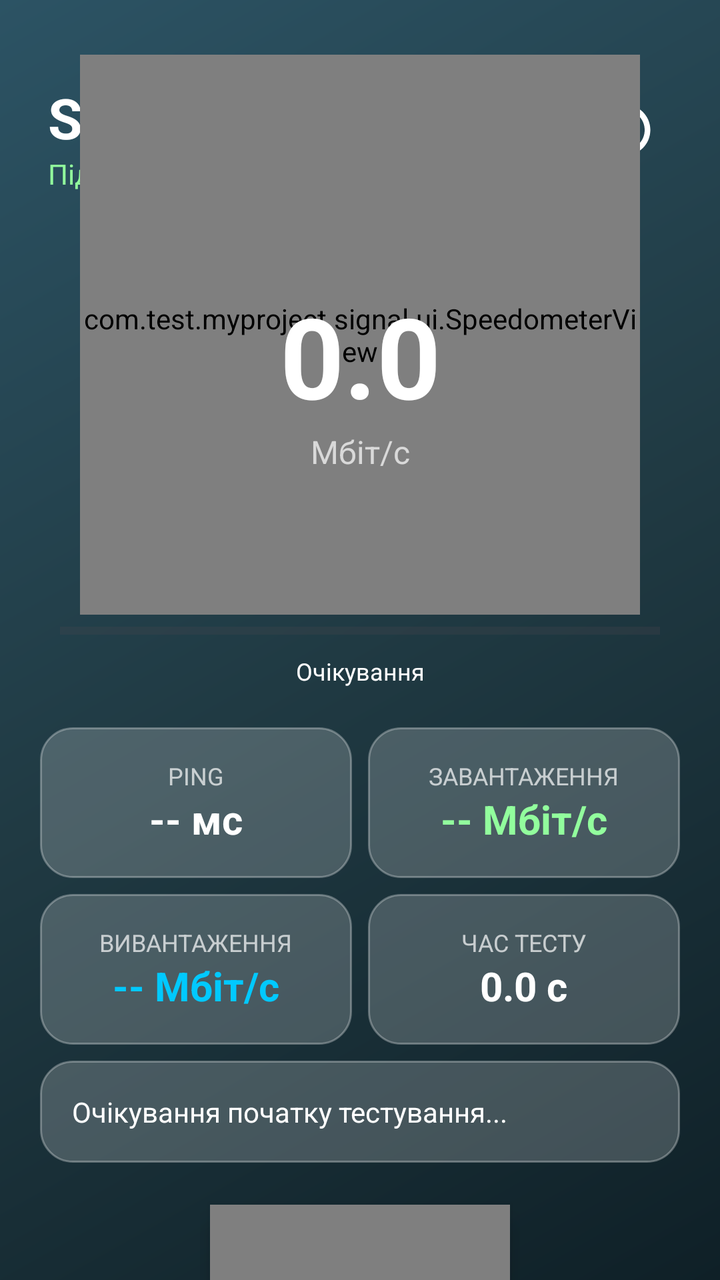
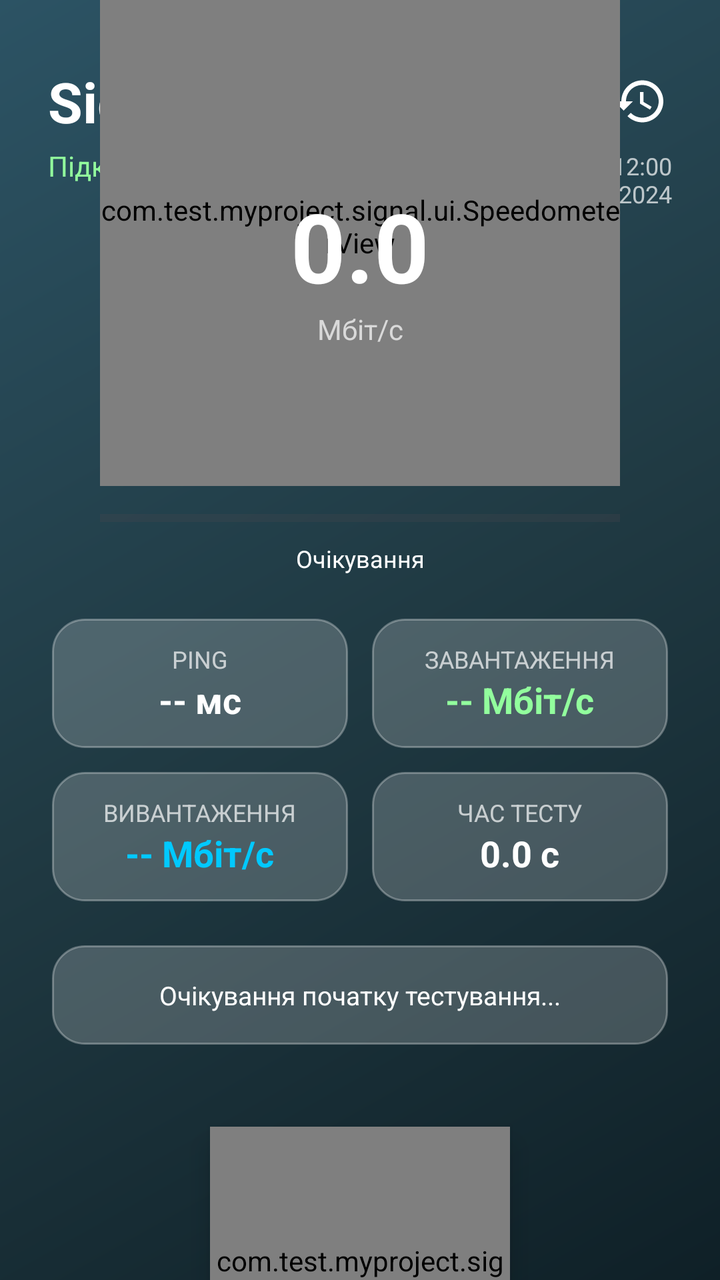

An Android layout rendered at two revisions. The XML below is the earlier revision; the diff shows what the commit changed to produce the second picture.
<!-- AndroidManifest.xml: application theme Theme.Signal -->
<!-- res/layout/activity_main.xml -->
<?xml version="1.0" encoding="utf-8"?>
<androidx.constraintlayout.widget.ConstraintLayout xmlns:android="http://schemas.android.com/apk/res/android"
    xmlns:app="http://schemas.android.com/apk/res-auto"
    xmlns:tools="http://schemas.android.com/tools"
    android:layout_width="match_parent"
    android:layout_height="match_parent"
    android:animateLayoutChanges="true"
    android:background="@drawable/gradient_background"
    tools:context=".ui.MainActivity">

    
    <TextView
        android:id="@+id/tvAppTitle"
        android:layout_width="wrap_content"
        android:layout_height="wrap_content"
        android:layout_marginStart="24dp"
        android:layout_marginTop="40dp"
        android:text="Signal"
        android:textColor="#FFFFFF"
        android:textSize="28sp"
        android:textStyle="bold"
        app:layout_constraintStart_toStartOf="parent"
        app:layout_constraintTop_toTopOf="parent" />

    <TextView
        android:id="@+id/tvNetworkType"
        android:layout_width="wrap_content"
        android:layout_height="wrap_content"
        android:text="Підключення: Перевірка..."
        android:textColor="#92FE9D"
        android:textSize="14sp"
        app:layout_constraintStart_toStartOf="@+id/tvAppTitle"
        app:layout_constraintTop_toBottomOf="@+id/tvAppTitle" />

    <ImageView
        android:id="@+id/btnHistory"
        android:layout_width="50dp"
        android:layout_height="50dp"
        android:layout_marginTop="40dp"
        android:layout_marginEnd="24dp"
        android:background="?attr/selectableItemBackgroundBorderless"
        android:clickable="true"
        android:focusable="true"
        android:padding="8dp"
        android:src="@drawable/ic_history"
        app:layout_constraintEnd_toEndOf="parent"
        app:layout_constraintTop_toTopOf="parent"
        app:tint="#FFFFFF" />

    <TextView
        android:id="@+id/tvDateTime"
        android:layout_width="wrap_content"
        android:layout_height="wrap_content"
        android:layout_marginEnd="16dp"
        android:gravity="end"
        android:text="12:00\n01.01.2024"
        android:textColor="#B3FFFFFF"
        android:textSize="14sp"
        app:layout_constraintBottom_toBottomOf="@+id/btnHistory"
        app:layout_constraintEnd_toStartOf="@+id/btnHistory"
        app:layout_constraintTop_toTopOf="@+id/btnHistory" />

    

    <FrameLayout
        android:id="@+id/speedometerContainer"
        android:layout_width="280dp"
        android:layout_height="280dp"
        android:layout_marginTop="80dp"
        app:layout_constraintBottom_toTopOf="@+id/progressBarTest"
        app:layout_constraintEnd_toEndOf="parent"
        app:layout_constraintStart_toStartOf="parent"
        app:layout_constraintTop_toBottomOf="@+id/tvNetworkType">

        <com.test.myproject.signal.ui.SpeedometerView
            android:id="@+id/speedometerView"
            android:layout_width="match_parent"
            android:layout_height="match_parent" />

        <androidx.constraintlayout.widget.ConstraintLayout
            android:layout_width="match_parent"
            android:layout_height="match_parent">

            <TextView
                android:id="@+id/tvCurrentSpeed"
                android:layout_width="wrap_content"
                android:layout_height="wrap_content"
                android:text="0.0"
                android:textColor="#FFFFFF"
                android:textSize="56sp"
                android:textStyle="bold"
                app:layout_constraintBottom_toBottomOf="parent"
                app:layout_constraintEnd_toEndOf="parent"
                app:layout_constraintStart_toStartOf="parent"
                app:layout_constraintTop_toTopOf="parent"
                app:layout_constraintVertical_bias="0.55" />

            <TextView
                android:id="@+id/tvSpeedUnit"
                android:layout_width="wrap_content"
                android:layout_height="wrap_content"
                android:text="Мбіт/с"
                android:textColor="#B3FFFFFF"
                android:textSize="16sp"
                app:layout_constraintEnd_toEndOf="@+id/tvCurrentSpeed"
                app:layout_constraintStart_toStartOf="@+id/tvCurrentSpeed"
                app:layout_constraintTop_toBottomOf="@+id/tvCurrentSpeed" />
        </androidx.constraintlayout.widget.ConstraintLayout>
    </FrameLayout>

    <ProgressBar
        android:id="@+id/progressBarTest"
        style="?android:attr/progressBarStyleHorizontal"
        android:layout_width="300dp"
        android:layout_height="wrap_content"
        android:layout_marginTop="0dp"
        android:max="100"
        android:progress="0"
        android:progressTint="#00C9FF"
        app:layout_constraintBottom_toTopOf="@+id/tvTestState"
        app:layout_constraintEnd_toEndOf="parent"
        app:layout_constraintStart_toStartOf="parent"
        app:layout_constraintTop_toBottomOf="@+id/speedometerContainer" />

    <TextView
        android:id="@+id/tvTestState"
        android:layout_width="wrap_content"
        android:layout_height="wrap_content"
        android:layout_marginTop="4dp"
        android:text="Очікування"
        android:textColor="#FFFFFF"
        android:textSize="12sp"
        app:layout_constraintBottom_toTopOf="@+id/gridResults"
        app:layout_constraintEnd_toEndOf="parent"
        app:layout_constraintStart_toStartOf="parent"
        app:layout_constraintTop_toBottomOf="@id/progressBarTest" />

    <GridLayout
        android:id="@+id/gridResults"
        android:layout_width="match_parent"
        android:layout_height="wrap_content"
        android:layout_marginHorizontal="16dp"
        android:layout_marginTop="16dp"
        android:columnCount="2"
        android:rowCount="2"
        app:layout_constraintBottom_toTopOf="@+id/tvConclusion"
        app:layout_constraintTop_toBottomOf="@+id/tvTestState">

        <LinearLayout
            android:layout_width="0dp"
            android:layout_height="wrap_content"
            android:layout_rowWeight="1"
            android:layout_columnWeight="1"
            android:layout_margin="4dp"
            android:background="@drawable/card_background"
            android:gravity="center"
            android:orientation="vertical"
            android:padding="16dp">
            <TextView
                android:layout_width="wrap_content"
                android:layout_height="wrap_content"
                android:text="PING"
                android:textColor="#B3FFFFFF"
                android:textSize="12sp" />
            <TextView
                android:id="@+id/tvPing"
                android:layout_width="wrap_content"
                android:layout_height="wrap_content"
                android:text="-- мс"
                android:textColor="#FFFFFF"
                android:textSize="20sp"
                android:textStyle="bold" />
        </LinearLayout>

        <LinearLayout
            android:layout_width="0dp"
            android:layout_height="wrap_content"
            android:layout_rowWeight="1"
            android:layout_columnWeight="1"
            android:layout_margin="4dp"
            android:background="@drawable/card_background"
            android:gravity="center"
            android:orientation="vertical"
            android:padding="16dp">
            <TextView
                android:layout_width="wrap_content"
                android:layout_height="wrap_content"
                android:text="ЗАВАНТАЖЕННЯ"
                android:textColor="#B3FFFFFF"
                android:textSize="12sp" />
            <TextView
                android:id="@+id/tvDownload"
                android:layout_width="wrap_content"
                android:layout_height="wrap_content"
                android:text="-- Мбіт/с"
                android:textColor="#92FE9D"
                android:textSize="20sp"
                android:textStyle="bold" />
        </LinearLayout>

        <LinearLayout
            android:layout_width="0dp"
            android:layout_height="wrap_content"
            android:layout_rowWeight="1"
            android:layout_columnWeight="1"
            android:layout_margin="4dp"
            android:background="@drawable/card_background"
            android:gravity="center"
            android:orientation="vertical"
            android:padding="16dp">
            <TextView
                android:layout_width="wrap_content"
                android:layout_height="wrap_content"
                android:text="ВИВАНТАЖЕННЯ"
                android:textColor="#B3FFFFFF"
                android:textSize="12sp" />
            <TextView
                android:id="@+id/tvUpload"
                android:layout_width="wrap_content"
                android:layout_height="wrap_content"
                android:text="-- Мбіт/с"
                android:textColor="#00C9FF"
                android:textSize="20sp"
                android:textStyle="bold" />
        </LinearLayout>

        <LinearLayout
            android:layout_width="0dp"
            android:layout_height="wrap_content"
            android:layout_rowWeight="1"
            android:layout_columnWeight="1"
            android:layout_margin="4dp"
            android:background="@drawable/card_background"
            android:gravity="center"
            android:orientation="vertical"
            android:padding="16dp">
            <TextView
                android:layout_width="wrap_content"
                android:layout_height="wrap_content"
                android:text="ЧАС ТЕСТУ"
                android:textColor="#B3FFFFFF"
                android:textSize="12sp" />
            <TextView
                android:id="@+id/tvDuration"
                android:layout_width="wrap_content"
                android:layout_height="wrap_content"
                android:text="0.0 с"
                android:textColor="#FFFFFF"
                android:textSize="20sp"
                android:textStyle="bold" />
        </LinearLayout>
    </GridLayout>

    <TextView
        android:id="@+id/tvConclusion"
        android:layout_width="match_parent"
        android:layout_height="wrap_content"
        android:layout_marginHorizontal="20dp"
        android:layout_marginTop="4dp"
        android:background="@drawable/card_background"
        android:padding="16dp"
        android:text="Очікування початку тестування..."
        android:textColor="#FFFFFF"
        android:textSize="14sp"
        app:layout_constraintBottom_toTopOf="@+id/btnStartContainer"
        app:layout_constraintTop_toBottomOf="@+id/gridResults" />

    
    <FrameLayout
        android:id="@+id/btnStartContainer"
        android:layout_width="160dp"
        android:layout_height="160dp"
        android:layout_marginTop="16dp"
        android:layout_marginBottom="32dp"
        app:layout_constraintBottom_toBottomOf="parent"
        app:layout_constraintEnd_toEndOf="parent"
        app:layout_constraintStart_toStartOf="parent"
        app:layout_constraintTop_toBottomOf="@+id/tvConclusion">

        <com.test.myproject.signal.ui.LiquidButtonView
            android:id="@+id/btnStartTest"
            android:layout_width="150dp"
            android:layout_height="150dp"
            android:layout_gravity="center"
            android:elevation="8dp" />
    </FrameLayout>

</androidx.constraintlayout.widget.ConstraintLayout>
<!-- resources referenced by this layout -->
<resources>
  <!-- drawable card_background (drawable) -->
  <?xml version="1.0" encoding="utf-8"?>
  <shape xmlns:android="http://schemas.android.com/apk/res/android">
      <solid android:color="#33FFFFFF" /> 
      <corners android:radius="16dp" />
      <stroke android:width="1dp" android:color="#4DFFFFFF" />
  </shape>
  <!-- drawable gradient_background (drawable) -->
  <?xml version="1.0" encoding="utf-8"?>
  <shape xmlns:android="http://schemas.android.com/apk/res/android">
      <gradient
          android:angle="135"
          android:startColor="#0F2027"
          android:centerColor="#203A43"
          android:endColor="#2C5364"
          android:type="linear" />
  </shape>
  <!-- drawable ic_history (drawable) -->
  <vector xmlns:android="http://schemas.android.com/apk/res/android"
      android:width="24dp"
      android:height="24dp"
      android:viewportWidth="24"
      android:viewportHeight="24"
      android:tint="#FFFFFF">
      <path
          android:fillColor="@android:color/white"
          android:pathData="M13,3c-4.97,0 -9,4.03 -9,9L1,12l3.89,3.89l0.07,0.14L9,12H6c0,-3.87 3.13,-7 7,-7s7,3.13 7,7 -3.13,7 -7,7c-1.93,0 -3.68,-0.79 -4.94,-2.06l-1.42,1.42C8.27,19.99 10.51,21 13,21c4.97,0 9,-4.03 9,-9s-4.03,-9 -9,-9zM12,8v5l4.28,2.54 0.72,-1.21 -3.5,-2.08V8H12z"/>
  </vector>
  <style name="Theme.Signal" parent="Base.Theme.Signal" />
  <style name="Base.Theme.Signal" parent="Theme.Material3.DayNight.NoActionBar">
          
          
      </style>
</resources>

<!-- the commit's change to res/layout/activity_main.xml (unified diff, before → after) -->
@@ -11,66 +11,83 @@
     
     <TextView
         android:id="@+id/tvAppTitle"
-        android:layout_width="wrap_content"
+        android:layout_width="0dp"
         android:layout_height="wrap_content"
         android:layout_marginStart="24dp"
-        android:layout_marginTop="40dp"
+        android:layout_marginTop="32dp"
         android:text="Signal"
         android:textColor="#FFFFFF"
         android:textSize="28sp"
         android:textStyle="bold"
+        app:layout_constraintEnd_toStartOf="@+id/btnRefresh"
         app:layout_constraintStart_toStartOf="parent"
         app:layout_constraintTop_toTopOf="parent" />
 
     <TextView
         android:id="@+id/tvNetworkType"
-        android:layout_width="wrap_content"
-        android:layout_height="wrap_content"
+        android:layout_width="0dp"
+        android:layout_height="wrap_content"
+        android:layout_marginTop="4dp"
         android:text="Підключення: Перевірка..."
         android:textColor="#92FE9D"
         android:textSize="14sp"
+        app:layout_constraintEnd_toStartOf="@+id/tvDateTime"
         app:layout_constraintStart_toStartOf="@+id/tvAppTitle"
         app:layout_constraintTop_toBottomOf="@+id/tvAppTitle" />
 
     <ImageView
         android:id="@+id/btnHistory"
-        android:layout_width="50dp"
-        android:layout_height="50dp"
-        android:layout_marginTop="40dp"
-        android:layout_marginEnd="24dp"
+        android:layout_width="48dp"
+        android:layout_height="48dp"
+        android:layout_marginEnd="16dp"
         android:background="?attr/selectableItemBackgroundBorderless"
         android:clickable="true"
         android:focusable="true"
-        android:padding="8dp"
+        android:padding="10dp"
         android:src="@drawable/ic_history"
-        app:layout_constraintEnd_toEndOf="parent"
-        app:layout_constraintTop_toTopOf="parent"
+        app:layout_constraintBottom_toBottomOf="@+id/tvAppTitle"
+        app:layout_constraintEnd_toEndOf="parent"
+        app:layout_constraintTop_toTopOf="@+id/tvAppTitle"
+        app:tint="#FFFFFF" />
+
+    <ImageView
+        android:id="@+id/btnRefresh"
+        android:layout_width="48dp"
+        android:layout_height="48dp"
+        android:layout_marginEnd="4dp"
+        android:background="?attr/selectableItemBackgroundBorderless"
+        android:clickable="true"
+        android:focusable="true"
+        android:padding="10dp"
+        android:src="@drawable/ic_refresh"
+        app:layout_constraintBottom_toBottomOf="@+id/btnHistory"
+        app:layout_constraintEnd_toStartOf="@+id/btnHistory"
+        app:layout_constraintTop_toTopOf="@+id/btnHistory"
         app:tint="#FFFFFF" />
 
     <TextView
         android:id="@+id/tvDateTime"
         android:layout_width="wrap_content"
         android:layout_height="wrap_content"
-        android:layout_marginEnd="16dp"
+        android:layout_marginEnd="24dp"
         android:gravity="end"
         android:text="12:00\n01.01.2024"
         android:textColor="#B3FFFFFF"
-        android:textSize="14sp"
-        app:layout_constraintBottom_toBottomOf="@+id/btnHistory"
-        app:layout_constraintEnd_toStartOf="@+id/btnHistory"
-        app:layout_constraintTop_toTopOf="@+id/btnHistory" />
-
-    
-
+        android:textSize="12sp"
+        app:layout_constraintEnd_toEndOf="parent"
+        app:layout_constraintTop_toBottomOf="@+id/btnHistory" />
+
+    
     <FrameLayout
         android:id="@+id/speedometerContainer"
-        android:layout_width="280dp"
-        android:layout_height="280dp"
-        android:layout_marginTop="80dp"
+        android:layout_width="260dp"
+        android:layout_height="260dp"
+        android:layout_marginTop="16dp"
         app:layout_constraintBottom_toTopOf="@+id/progressBarTest"
         app:layout_constraintEnd_toEndOf="parent"
         app:layout_constraintStart_toStartOf="parent"
-        app:layout_constraintTop_toBottomOf="@+id/tvNetworkType">
+        app:layout_constraintTop_toBottomOf="@+id/tvDateTime"
+        app:layout_constraintVertical_chainStyle="packed">
 
         <com.test.myproject.signal.ui.SpeedometerView
             android:id="@+id/speedometerView"
@@ -87,7 +104,7 @@
                 android:layout_height="wrap_content"
                 android:text="0.0"
                 android:textColor="#FFFFFF"
-                android:textSize="56sp"
+                android:textSize="48sp"
                 android:textStyle="bold"
                 app:layout_constraintBottom_toBottomOf="parent"
                 app:layout_constraintEnd_toEndOf="parent"
@@ -101,7 +118,7 @@
                 android:layout_height="wrap_content"
                 android:text="Мбіт/с"
                 android:textColor="#B3FFFFFF"
-                android:textSize="16sp"
+                android:textSize="14sp"
                 app:layout_constraintEnd_toEndOf="@+id/tvCurrentSpeed"
                 app:layout_constraintStart_toStartOf="@+id/tvCurrentSpeed"
                 app:layout_constraintTop_toBottomOf="@+id/tvCurrentSpeed" />
@@ -111,9 +128,9 @@
     <ProgressBar
         android:id="@+id/progressBarTest"
         style="?android:attr/progressBarStyleHorizontal"
-        android:layout_width="300dp"
-        android:layout_height="wrap_content"
-        android:layout_marginTop="0dp"
+        android:layout_width="260dp"
+        android:layout_height="wrap_content"
+        android:layout_marginTop="8dp"
         android:max="100"
         android:progress="0"
         android:progressTint="#00C9FF"
@@ -127,6 +144,7 @@
         android:layout_width="wrap_content"
         android:layout_height="wrap_content"
         android:layout_marginTop="4dp"
+        android:layout_marginBottom="16dp"
         android:text="Очікування"
         android:textColor="#FFFFFF"
         android:textSize="12sp"
@@ -135,15 +153,18 @@
         app:layout_constraintStart_toStartOf="parent"
         app:layout_constraintTop_toBottomOf="@id/progressBarTest" />
 
+    
     <GridLayout
         android:id="@+id/gridResults"
         android:layout_width="match_parent"
         android:layout_height="wrap_content"
-        android:layout_marginHorizontal="16dp"
-        android:layout_marginTop="16dp"
+        android:layout_marginHorizontal="20dp"
+        android:layout_marginBottom="16dp"
         android:columnCount="2"
         android:rowCount="2"
         app:layout_constraintBottom_toTopOf="@+id/tvConclusion"
+        app:layout_constraintEnd_toEndOf="parent"
+        app:layout_constraintStart_toStartOf="parent"
         app:layout_constraintTop_toBottomOf="@+id/tvTestState">
 
         <LinearLayout
@@ -151,11 +172,12 @@
             android:layout_height="wrap_content"
             android:layout_rowWeight="1"
             android:layout_columnWeight="1"
-            android:layout_margin="4dp"
+            android:layout_margin="6dp"
             android:background="@drawable/card_background"
             android:gravity="center"
             android:orientation="vertical"
-            android:padding="16dp">
+            android:paddingVertical="12dp"
+            android:paddingHorizontal="8dp">
             <TextView
                 android:layout_width="wrap_content"
                 android:layout_height="wrap_content"
@@ -168,7 +190,7 @@
                 android:layout_height="wrap_content"
                 android:text="-- мс"
                 android:textColor="#FFFFFF"
-                android:textSize="20sp"
+                android:textSize="18sp"
                 android:textStyle="bold" />
         </LinearLayout>
 
@@ -177,11 +199,12 @@
             android:layout_height="wrap_content"
             android:layout_rowWeight="1"
             android:layout_columnWeight="1"
-            android:layout_margin="4dp"
+            android:layout_margin="6dp"
             android:background="@drawable/card_background"
             android:gravity="center"
             android:orientation="vertical"
-            android:padding="16dp">
+            android:paddingVertical="12dp"
+            android:paddingHorizontal="8dp">
             <TextView
                 android:layout_width="wrap_content"
                 android:layout_height="wrap_content"
@@ -194,7 +217,7 @@
                 android:layout_height="wrap_content"
                 android:text="-- Мбіт/с"
                 android:textColor="#92FE9D"
-                android:textSize="20sp"
+                android:textSize="18sp"
                 android:textStyle="bold" />
         </LinearLayout>
 
@@ -203,11 +226,12 @@
             android:layout_height="wrap_content"
             android:layout_rowWeight="1"
             android:layout_columnWeight="1"
-            android:layout_margin="4dp"
+            android:layout_margin="6dp"
             android:background="@drawable/card_background"
             android:gravity="center"
             android:orientation="vertical"
-            android:padding="16dp">
+            android:paddingVertical="12dp"
+            android:paddingHorizontal="8dp">
             <TextView
                 android:layout_width="wrap_content"
                 android:layout_height="wrap_content"
@@ -220,7 +244,7 @@
                 android:layout_height="wrap_content"
                 android:text="-- Мбіт/с"
                 android:textColor="#00C9FF"
-                android:textSize="20sp"
+                android:textSize="18sp"
                 android:textStyle="bold" />
         </LinearLayout>
 
@@ -229,11 +253,12 @@
             android:layout_height="wrap_content"
             android:layout_rowWeight="1"
             android:layout_columnWeight="1"
-            android:layout_margin="4dp"
+            android:layout_margin="6dp"
             android:background="@drawable/card_background"
             android:gravity="center"
             android:orientation="vertical"
-            android:padding="16dp">
+            android:paddingVertical="12dp"
+            android:paddingHorizontal="8dp">
             <TextView
                 android:layout_width="wrap_content"
                 android:layout_height="wrap_content"
@@ -246,32 +271,35 @@
                 android:layout_height="wrap_content"
                 android:text="0.0 с"
                 android:textColor="#FFFFFF"
-                android:textSize="20sp"
+                android:textSize="18sp"
                 android:textStyle="bold" />
         </LinearLayout>
     </GridLayout>
 
+    
     <TextView
         android:id="@+id/tvConclusion"
         android:layout_width="match_parent"
         android:layout_height="wrap_content"
-        android:layout_marginHorizontal="20dp"
-        android:layout_marginTop="4dp"
+        android:layout_marginHorizontal="26dp"
+        android:layout_marginBottom="16dp"
         android:background="@drawable/card_background"
         android:padding="16dp"
         android:text="Очікування початку тестування..."
         android:textColor="#FFFFFF"
-        android:textSize="14sp"
+        android:textSize="13sp"
+        android:gravity="center"
         app:layout_constraintBottom_toTopOf="@+id/btnStartContainer"
+        app:layout_constraintEnd_toEndOf="parent"
+        app:layout_constraintStart_toStartOf="parent"
         app:layout_constraintTop_toBottomOf="@+id/gridResults" />
 
     
     <FrameLayout
         android:id="@+id/btnStartContainer"
-        android:layout_width="160dp"
-        android:layout_height="160dp"
-        android:layout_marginTop="16dp"
-        android:layout_marginBottom="32dp"
+        android:layout_width="200dp"
+        android:layout_height="200dp"
+        android:layout_marginBottom="40dp"
         app:layout_constraintBottom_toBottomOf="parent"
         app:layout_constraintEnd_toEndOf="parent"
         app:layout_constraintStart_toStartOf="parent"
<!-- resource entries referenced after the edit -->
@@ -28,6 +28,18 @@
           android:fillColor="@android:color/white"
           android:pathData="M13,3c-4.97,0 -9,4.03 -9,9L1,12l3.89,3.89l0.07,0.14L9,12H6c0,-3.87 3.13,-7 7,-7s7,3.13 7,7 -3.13,7 -7,7c-1.93,0 -3.68,-0.79 -4.94,-2.06l-1.42,1.42C8.27,19.99 10.51,21 13,21c4.97,0 9,-4.03 9,-9s-4.03,-9 -9,-9zM12,8v5l4.28,2.54 0.72,-1.21 -3.5,-2.08V8H12z"/>
   </vector>
+  <!-- drawable ic_refresh (drawable) -->
+  <?xml version="1.0" encoding="utf-8"?>
+  <vector xmlns:android="http://schemas.android.com/apk/res/android"
+      android:width="24dp"
+      android:height="24dp"
+      android:viewportWidth="24"
+      android:viewportHeight="24"
+      android:tint="#FFFFFF">
+      <path
+          android:fillColor="@android:color/white"
+          android:pathData="M17.65,6.35C16.2,4.9 14.21,4 12,4c-4.42,0 -7.99,3.58 -7.99,8s3.57,8 7.99,8c3.73,0 6.84,-2.55 7.73,-6h-2.08c-0.82,2.33 -3.04,4 -5.65,4 -3.31,0 -6,-2.69 -6,-6s2.69,-6 6,-6c1.66,0 3.14,0.69 4.22,1.78L13,11h7V4l-2.35,2.35z"/>
+  </vector>
   <style name="Theme.Signal" parent="Base.Theme.Signal" />
   <style name="Base.Theme.Signal" parent="Theme.Material3.DayNight.NoActionBar">
           
